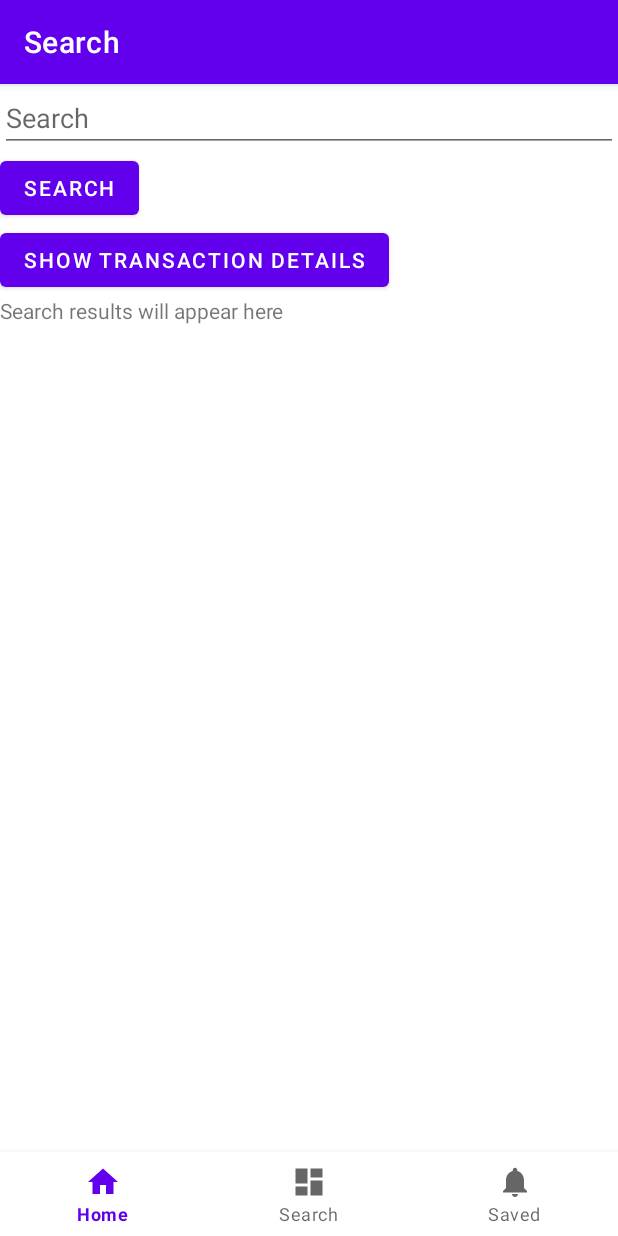
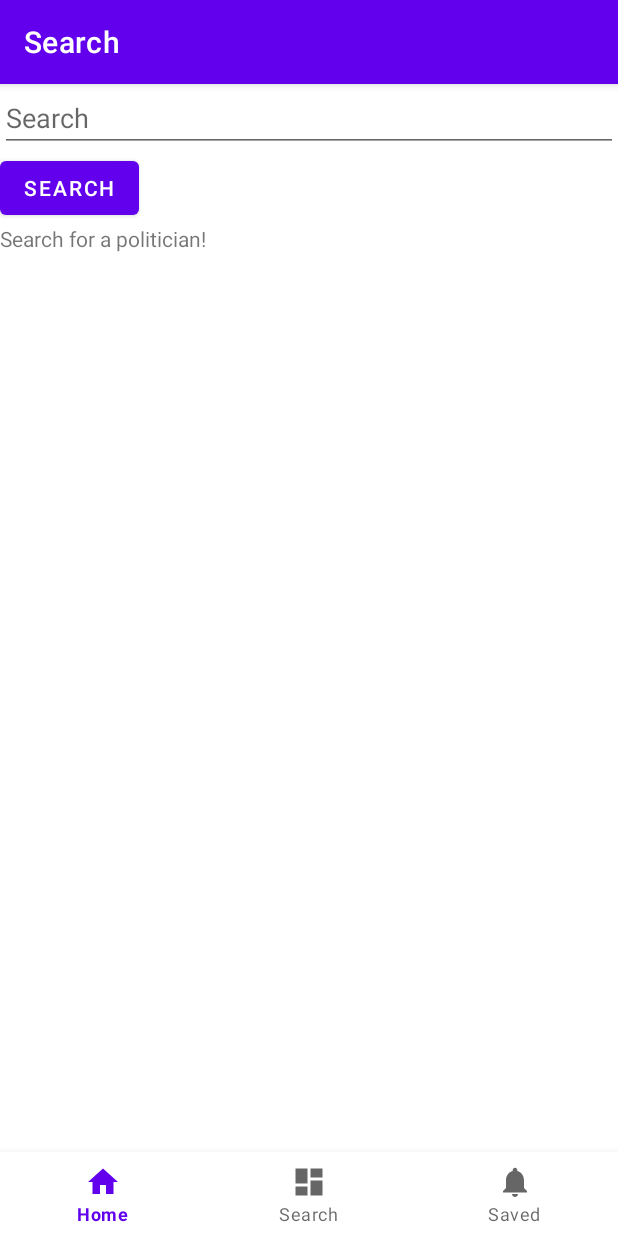
Before and after one commit to tao-luke/Stalk_Trade, an Android app: the SearchFragment screen opened through its navigation route, after a tap on "SEARCH", on a phone screen of 412 x 824 dp. Run offline under Robolectric (Android 15) with nearby library versions, the phone set to English and light mode, and no system bars; our stand-ins replace Firebase (no records; nobody signed in at launch, a user with empty details on screens opened directly), navigation-ui.

Commit message:
remove stale code and button from search. fix search issue for split where a name string contains more than 1 space

```diff
--- a/app/src/main/java/com/example/stalk/ui/search/SearchFragment.kt
+++ b/app/src/main/java/com/example/stalk/ui/search/SearchFragment.kt
@@ -9,6 +9,7 @@ import android.view.View
 import android.view.ViewGroup
 import android.widget.ArrayAdapter
 import android.widget.TextView
+import android.widget.Toast
 import androidx.fragment.app.Fragment
 import androidx.fragment.app.activityViewModels
 import androidx.lifecycle.Observer
@@ -54,23 +55,18 @@ class SearchFragment : Fragment() {
         // Fetch names from the repository
         nameViewModel.fetchNames()
 
-        // Observe text from SearchViewModel
-        searchViewModel.text.observe(viewLifecycleOwner, Observer { newText ->
-            binding.textView.text = newText
-        })
-
         // Handling the original search button click
         binding.buttonSearch.setOnClickListener {
             val searchName = binding.searchEditText.text.toString()
-            val nameParts = searchName.split(" ")
+            val nameParts = searchName.split(" ", limit = 2)
             if (nameParts.size == 2) {
                 val firstName = nameParts[0]
                 val lastName = nameParts[1]
 
-                // Fetch trades for the given name
+                // Fetch politician by name
                 tradeViewModel.fetchRecentTradesByName(firstName, lastName, 10)
 
-                // Observe the trades and navigate once they are fetched
+                // Observe the politician and navigate once they are fetched
                 tradeViewModel.trades.observe(viewLifecycleOwner, Observer { trades ->
                     if (trades.isNotEmpty()) {
                         // Navigate to PoliticianFragment with the name as an argument
@@ -78,12 +74,12 @@ class SearchFragment : Fragment() {
                         findNavController().navigate(action)
                     } else {
                         // Handle case when there are no trades available
-                        // Example: Toast.makeText(requireContext(), "No trades available", Toast.LENGTH_SHORT).show()
+                        Toast.makeText(requireContext(), "No recent trades available", Toast.LENGTH_SHORT).show()
                     }
                 })
             } else {
                 // Handle case where the name is not in the correct format
-                // Example: Toast.makeText(requireContext(), "Please enter a valid name", Toast.LENGTH_SHORT).show()
+                Toast.makeText(requireContext(), "Please enter a valid name", Toast.LENGTH_SHORT).show()
             }
         }
 
--- a/app/src/main/java/com/example/stalk/ui/search/SearchViewModel.kt
+++ b/app/src/main/java/com/example/stalk/ui/search/SearchViewModel.kt
@@ -6,17 +6,8 @@ import androidx.lifecycle.ViewModel
 
 class SearchViewModel : ViewModel() {
 
-    private val _text = MutableLiveData<String>().apply {
-        value = "Search results will appear here"
-    }
-    val text: LiveData<String> = _text
-
     private val _searchQuery = MutableLiveData<String>()
     val searchQuery: LiveData<String> = _searchQuery
-
-    fun updateText(newText: String) {
-        _text.value = newText
-    }
 
     fun updateSearchQuery(query: String) {
         _searchQuery.value = query
--- a/app/src/main/res/layout/fragment_search.xml
+++ b/app/src/main/res/layout/fragment_search.xml
@@ -18,16 +18,10 @@
         android:layout_height="wrap_content"
         android:text="Search" />
 
-    <Button
-        android:id="@+id/buttonTransactionDetails"
-        android:layout_width="wrap_content"
-        android:layout_height="wrap_content"
-        android:text="Show Transaction Details" />
-
     <TextView
         android:id="@+id/textView"
         android:layout_width="wrap_content"
         android:layout_height="wrap_content"
-        android:text="Search results will appear here" />
+        android:text="Search for a politician!" />
 
 </LinearLayout>
--- a/app/src/main/res/navigation/mobile_navigation.xml
+++ b/app/src/main/res/navigation/mobile_navigation.xml
@@ -15,9 +15,6 @@
         android:name="com.example.stalk.ui.search.SearchFragment"
         android:label="@string/title_search"
         tools:layout="@layout/fragment_search">
-        <action
-            android:id="@+id/action_navigation_search_to_transactionDetailsFragment"
-            app:destination="@id/transactionDetailsFragment" />
         <action
             android:id="@+id/action_searchFragment_to_politicianFragment"
             app:destination="@id/politicianFragment">
```
